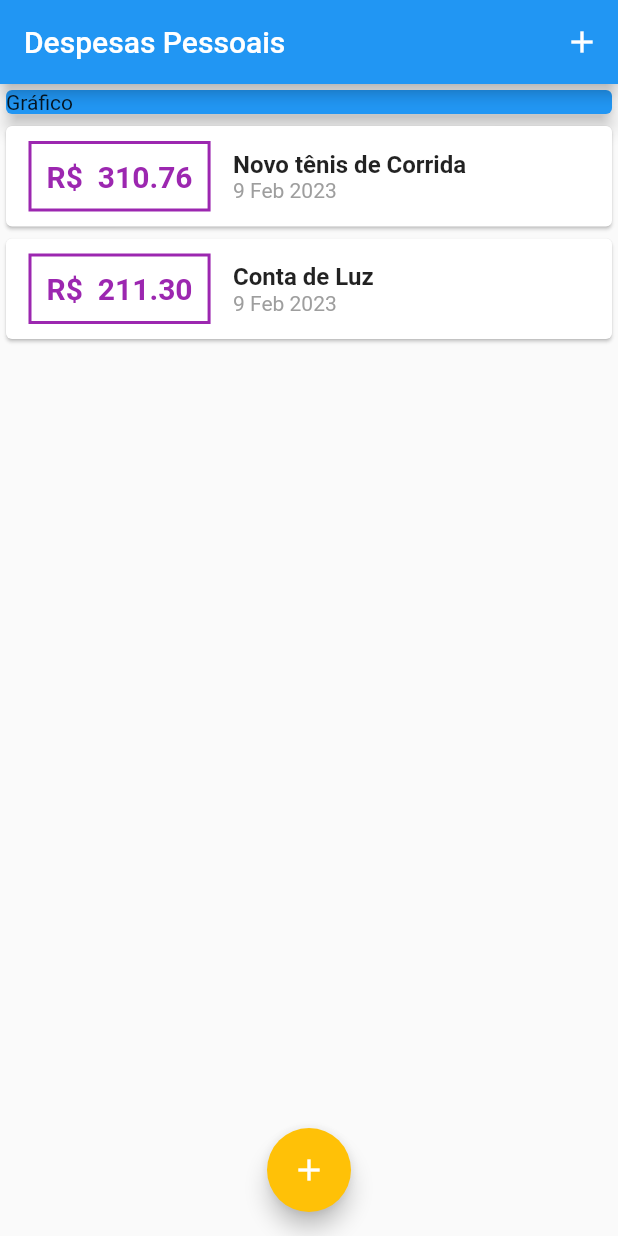
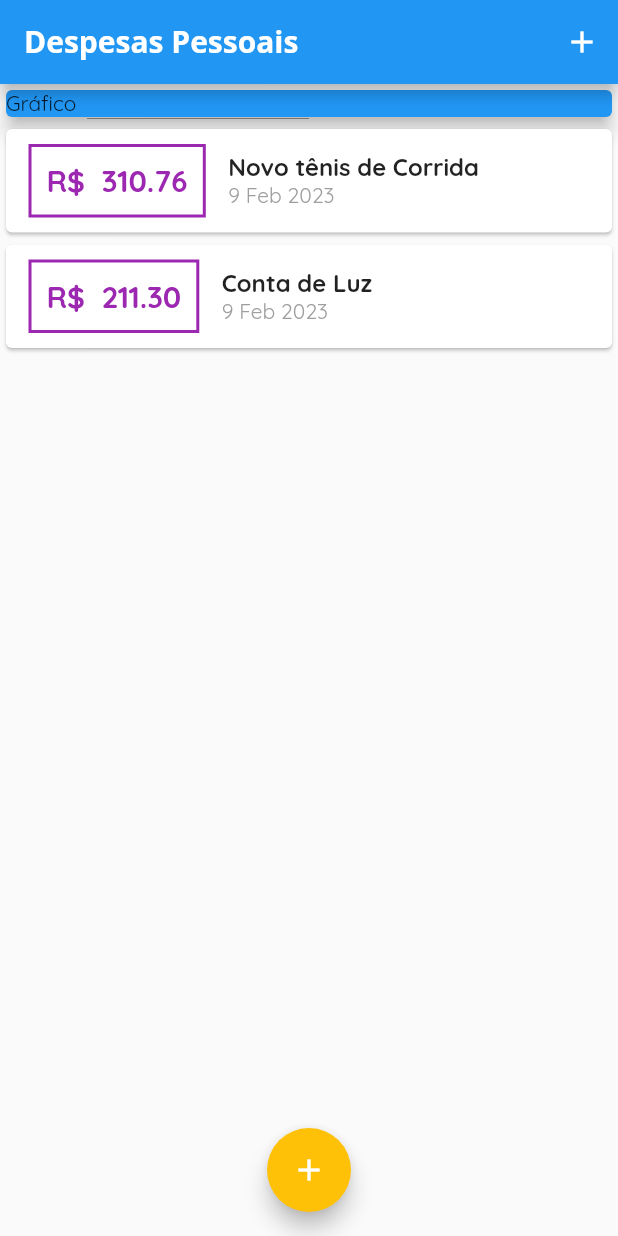
Before and after one commit to edmarques11/expenses_flutter_app, a Flutter app: the screen it shows after launch, on a phone screen of 412 x 824 dp. Run offline on Flutter 3.47's test engine with Material 2 defaults, Android fonts, the phone set to English and light mode, and no system bars.

Commit message:
feat: set fonts to app

```diff
--- a/lib/main.dart
+++ b/lib/main.dart
@@ -19,6 +19,14 @@ class ExpensesApp extends StatelessWidget {
       theme: ThemeData(
         primarySwatch: Colors.purple,
         colorScheme: ColorScheme.fromSwatch().copyWith(secondary: Colors.amber),
+        fontFamily: 'Quicksand',
+        appBarTheme: const AppBarTheme(
+          titleTextStyle: TextStyle(
+            fontFamily: 'OpenSans',
+            fontSize: 20,
+            fontWeight: FontWeight.bold
+          ),
+        ),
       ),
     );
   }
```
Also changed, not shown: pubspec.yaml (+11 -6 lines), assets/fonts/OpenSans-Bold.ttf (added), assets/fonts/OpenSans-Regular.ttf (added), assets/fonts/Quicksand-Bold.ttf (added), assets/fonts/Quicksand-Light.ttf (added), assets/fonts/Quicksand-Medium.ttf (added), assets/fonts/Quicksand-Regular.ttf (added), pubspec.lock.
